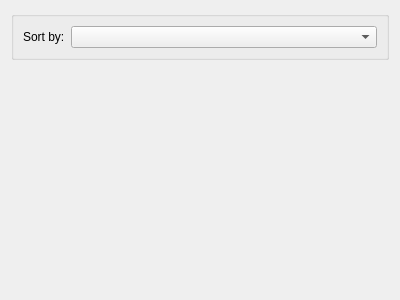
Qt form applets/rememberthemilk/contents/ui/config.ui (KDE/kdeplasma-addons) before a commit.
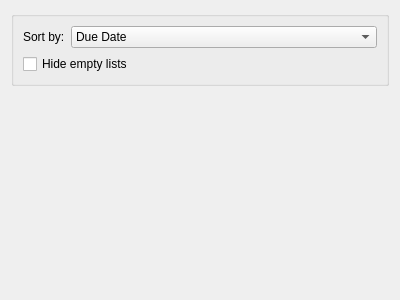
The same form after that commit. Custom widgets are drawn as their Qt base class.

Commit message: declarative_rememberthemilk: authentication is now saved in the config-file. Also the configuration-dialog's entries do now save configuration correctly. Config is still not considered.

The edit to the form file:
```diff
--- a/applets/rememberthemilk/contents/ui/config.ui
+++ b/applets/rememberthemilk/contents/ui/config.ui
@@ -40,6 +40,23 @@
 
 Due Date:
 Items are first sorted by their due date and secondly by priority.</string>
+        </property>
+        <item>
+         <property name="text">
+          <string>Due Date</string>
+         </property>
+        </item>
+        <item>
+         <property name="text">
+          <string>Priority</string>
+         </property>
+        </item>
+       </widget>
+      </item>
+      <item row="1" column="0" colspan="2">
+       <widget class="QCheckBox" name="kcfg_hideEmptyLists">
+        <property name="text">
+         <string>Hide empty lists</string>
         </property>
        </widget>
       </item>
```
Left out of the diff: 4 changed lines with no effect on the pictures. The commit also changes 2 other files.
